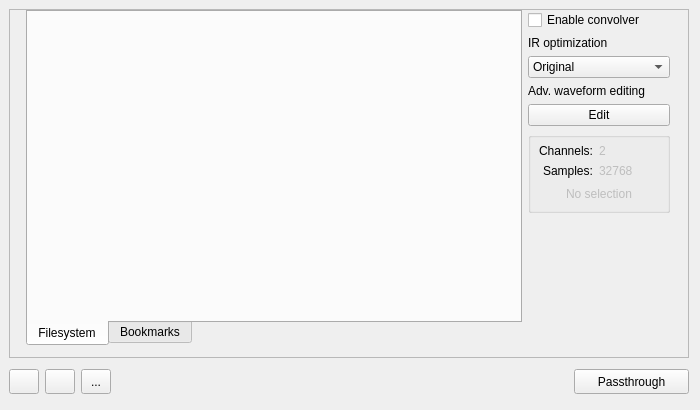
Before: the Qt Designer form src/MainWindow.ui in Audio4Linux/JDSP4Linux, drawn with Qt 5.
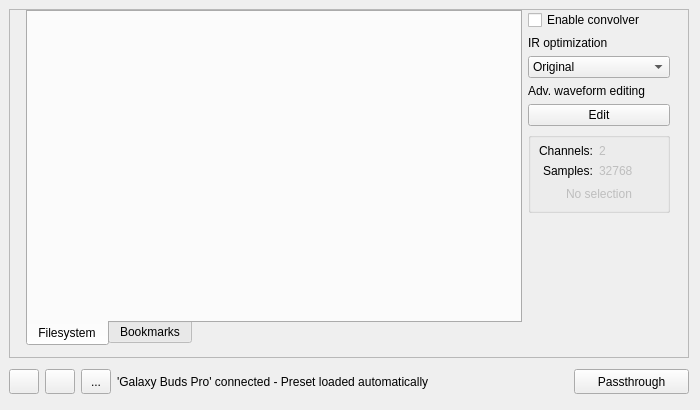
After: the same form once the commit is applied. Icons and pictures are not drawn. Custom widgets are drawn as their Qt base class.

Commit message: Implement auto preset loader in audio drivers

What changed in the file:
```diff
--- a/src/MainWindow.ui
+++ b/src/MainWindow.ui
@@ -2232,9 +2232,18 @@
        </widget>
       </item>
       <item>
-       <widget class="QLabel" name="info">
+       <widget class="FadingLabel" name="info">
+        <property name="sizePolicy">
+         <sizepolicy hsizetype="Expanding" vsizetype="Preferred">
+          <horstretch>0</horstretch>
+          <verstretch>0</verstretch>
+         </sizepolicy>
+        </property>
         <property name="text">
-         <string/>
+         <string>'Galaxy Buds Pro' connected - Preset loaded automatically</string>
+        </property>
+        <property name="wordWrap">
+         <bool>true</bool>
         </property>
        </widget>
       </item>
@@ -2254,19 +2263,6 @@
         </property>
        </spacer>
       </item>
-      <item>
-       <spacer name="horizontalSpacer">
-        <property name="orientation">
-         <enum>Qt::Horizontal</enum>
-        </property>
-        <property name="sizeHint" stdset="0">
-         <size>
-          <width>40</width>
-          <height>20</height>
-         </size>
-        </property>
-       </spacer>
-      </item>
       <item>
        <widget class="QPushButton" name="disableFX">
         <property name="minimumSize">
@@ -2335,6 +2331,11 @@
    <header>interface/LiveprogSelectionWidget.h</header>
    <container>1</container>
   </customwidget>
+  <customwidget>
+   <class>FadingLabel</class>
+   <extends>QLabel</extends>
+   <header>interface/FadingLabel.h</header>
+  </customwidget>
  </customwidgets>
  <tabstops>
   <tabstop>cpreset</tabstop>
```
The commit also changes 11 other files.
